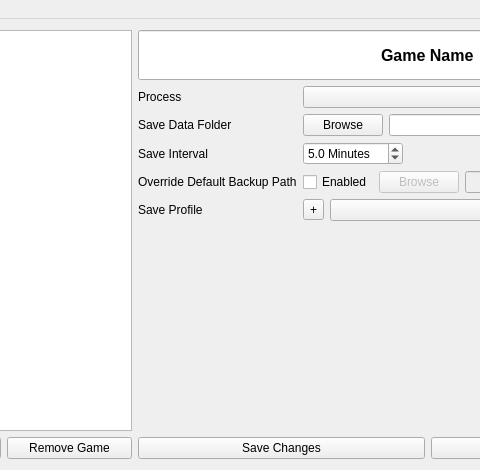
This is GeneralBackupTool/mainwindow.ui in chucklay/Gener as Qt 5 draws it before an edit; both pictures show x 135 to 615 and y 0 to 470 of the 863 by 470 pixel window. The edited form follows.
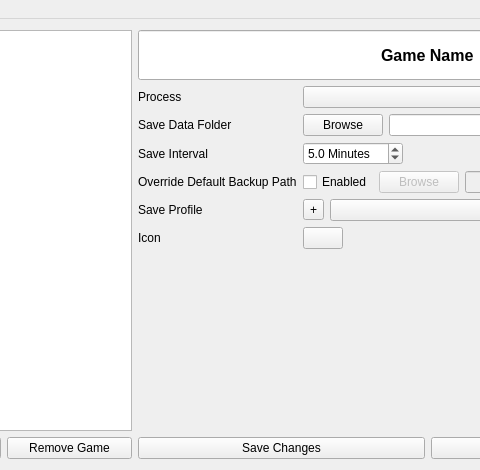
This is the edited form. Icons and pictures are not drawn.

Commit message: Set icons in game list

What changed in the file:
```diff
--- a/GeneralBackupTool/mainwindow.ui
+++ b/GeneralBackupTool/mainwindow.ui
@@ -205,6 +205,46 @@
             </item>
            </layout>
           </item>
+          <item row="6" column="0">
+           <widget class="QLabel" name="icon_path_label">
+            <property name="text">
+             <string>Icon</string>
+            </property>
+           </widget>
+          </item>
+          <item row="6" column="1">
+           <layout class="QGridLayout" name="gridLayout">
+            <item row="0" column="0">
+             <widget class="QPushButton" name="pushButton_2">
+              <property name="sizePolicy">
+               <sizepolicy hsizetype="Fixed" vsizetype="Fixed">
+                <horstretch>0</horstretch>
+                <verstretch>0</verstretch>
+               </sizepolicy>
+              </property>
+              <property name="baseSize">
+               <size>
+                <width>0</width>
+                <height>0</height>
+               </size>
+              </property>
+              <property name="text">
+               <string/>
+              </property>
+              <property name="icon">
+               <iconset resource="images.qrc">
+                <normaloff>:/questionmark.png</normaloff>:/questionmark.png</iconset>
+              </property>
+              <property name="iconSize">
+               <size>
+                <width>50</width>
+                <height>50</height>
+               </size>
+              </property>
+             </widget>
+            </item>
+           </layout>
+          </item>
          </layout>
         </item>
         <item>
```
Left out of the diff: 27 changed lines with no effect on the pictures. The commit also changes 3 other files.
